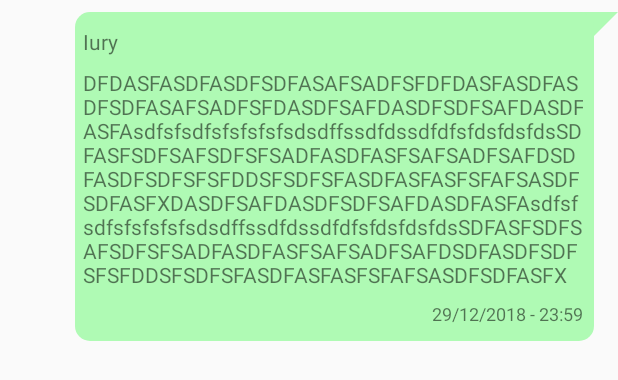
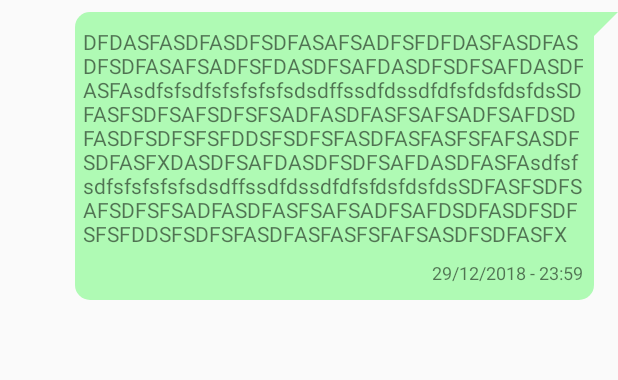
Before and after one commit to iury123/AndroidChatApp, an Android app: the layout outgoing_msg_layout.xml on its own in the app's theme, with its tools: preview values and no code run, on a phone screen of 412 x 824 dp. Shown: the top 380 px of the screen. Run offline under Robolectric (Android 15) with nearby library versions, the phone set to English and light mode, and no system bars.

Commit message:
Removing user name from outgoing message bubble

```diff
--- a/app/src/main/res/layout/outgoing_msg_layout.xml
+++ b/app/src/main/res/layout/outgoing_msg_layout.xml
@@ -26,7 +26,7 @@
                 android:layout_height="wrap_content"
                 app:layout_constraintStart_toStartOf="parent"
                 android:id="@+id/textView"
-                android:layout_marginTop="8dp" app:layout_constraintTop_toBottomOf="@+id/textView7"/>
+                app:layout_constraintTop_toTopOf="parent"/>
         <TextView
                 android:text="29/12/2018 - 23:59"
                 android:layout_width="wrap_content"
@@ -34,13 +34,6 @@
                 android:id="@+id/textView2"
                 android:layout_marginTop="8dp" app:layout_constraintTop_toBottomOf="@+id/textView"
                 app:layout_constraintEnd_toEndOf="parent" android:textSize="12sp"/>
-        <TextView
-                android:text="Iury"
-                android:layout_width="wrap_content"
-                android:layout_height="wrap_content"
-                android:id="@+id/textView7"
-                app:layout_constraintTop_toTopOf="parent" app:layout_constraintStart_toStartOf="@+id/textView"
-        />
     </android.support.constraint.ConstraintLayout>
 
 </android.support.constraint.ConstraintLayout>
```
